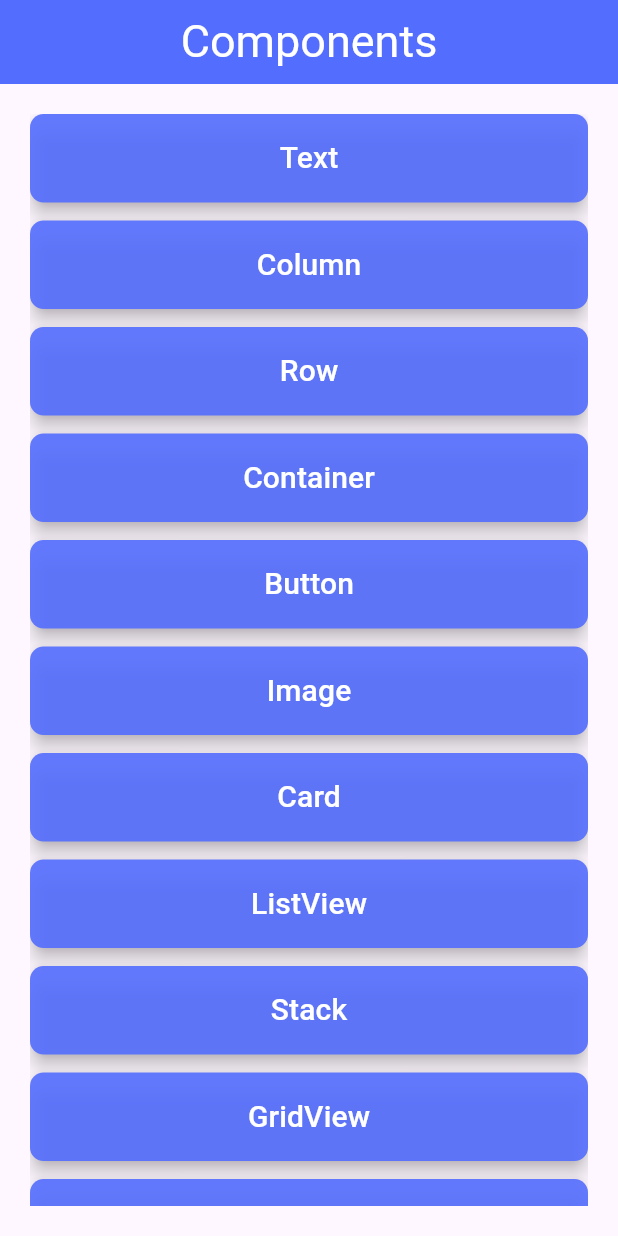
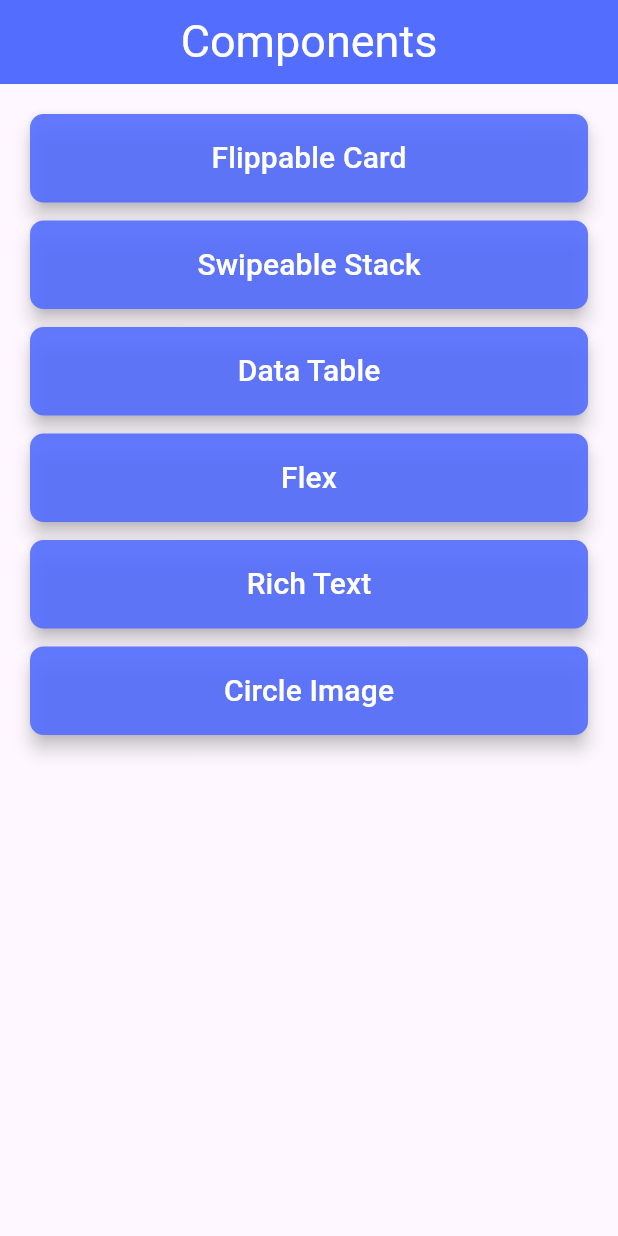
Before and after one commit to moritejas/flutter_widgets, a Flutter app: the screen it shows after launch, on a phone screen of 412 x 824 dp. Run offline on Flutter 3.47's test engine with Material 3 defaults, Android fonts, the phone set to English and light mode, and no system bars; our stand-ins replace cached_network_image, carousel_slider, expandable, flip_card, get.

Commit message:
Flippable Card Component

```diff
--- a/lib/Homepage/homepage.dart
+++ b/lib/Homepage/homepage.dart
@@ -62,46 +62,46 @@ class _HomepageState extends State<Homepage> {
         child: SingleChildScrollView(
           child: Column(
             children: [
-              allComponents(name: "Text", page: const TextComponent()),
-              sizedbox(),
-              allComponents(name: "Column", page: const ColumnComponent()),
-              sizedbox(),
-              allComponents(name: "Row", page: const RowComponent()),
-              sizedbox(),
-              allComponents(name: "Container", page: const ContainerComponent()),
-              sizedbox(),
-              allComponents(name: "Button", page: const ButtonComponent()),
-              sizedbox(),
-              allComponents(name: "Image", page: const ImageComponent()),
-              sizedbox(),
-              allComponents(name: "Card", page: const CardComponent()),
-              sizedbox(),
-              allComponents(name: "ListView", page: const ListViewComponent()),
-              sizedbox(),
-              allComponents(name: "Stack", page: const StackComponent()),
-              sizedbox(),
-              allComponents(name: "GridView", page: const GridViewComponent()),
-              sizedbox(),
-              allComponents(name: "Spacer", page: const SpacerComponent()),
-              sizedbox(),
-              allComponents(name: "Divider", page: const DividerComponent()),
-              sizedbox(),
-              allComponents(name: "Vertical Divider",page: const VerticalDividerComponent()),
-              sizedbox(),
-              allComponents(name: "TabBar", page: const TabBarComponent()),
-              sizedbox(),
-              allComponents(name: "PageView", page: const PageViewComponent()),
-              sizedbox(),
-              allComponents(name: "Carousel", page: const CarouselComponent()),
-              sizedbox(),
-              allComponents(name: "Expandable", page: const ExpandableComponent()),
-              sizedbox(),
-              allComponents(name: "Wrap", page: const WrapComponent()),
-              sizedbox(),
-              allComponents(name: "Form Validation",page: const FormValidationComponent()),
-              sizedbox(),
-              allComponents(name: "Staggered View", page: StaggeredViewComponent()),
-              sizedbox(),
+              // allComponents(name: "Text", page: const TextComponent()),
+              // sizedbox(),
+              // allComponents(name: "Column", page: const ColumnComponent()),
+              // sizedbox(),
+              // allComponents(name: "Row", page: const RowComponent()),
+              // sizedbox(),
+              // allComponents(name: "Container", page: const ContainerComponent()),
+              // sizedbox(),
+              // allComponents(name: "Button", page: const ButtonComponent()),
+              // sizedbox(),
+              // allComponents(name: "Image", page: const ImageComponent()),
+              // sizedbox(),
+              // allComponents(name: "Card", page: const CardComponent()),
+              // sizedbox(),
+              // allComponents(name: "ListView", page: const ListViewComponent()),
+              // sizedbox(),
+              // allComponents(name: "Stack", page: const StackComponent()),
+              // sizedbox(),
+              // allComponents(name: "GridView", page: const GridViewComponent()),
+              // sizedbox(),
+              // allComponents(name: "Spacer", page: const SpacerComponent()),
+              // sizedbox(),
+              // allComponents(name: "Divider", page: const DividerComponent()),
+              // sizedbox(),
+              // allComponents(name: "Vertical Divider",page: const VerticalDividerComponent()),
+              // sizedbox(),
+              // allComponents(name: "TabBar", page: const TabBarComponent()),
+              // sizedbox(),
+              // allComponents(name: "PageView", page: const PageViewComponent()),
+              // sizedbox(),
+              // allComponents(name: "Carousel", page: const CarouselComponent()),
+              // sizedbox(),
+              // allComponents(name: "Expandable", page: const ExpandableComponent()),
+              // sizedbox(),
+              // allComponents(name: "Wrap", page: const WrapComponent()),
+              // sizedbox(),
+              // allComponents(name: "Form Validation",page: const FormValidationComponent()),
+              // sizedbox(),
+              // allComponents(name: "Staggered View", page: StaggeredViewComponent()),
+              // sizedbox(),
 
               allComponents(name: "Flippable Card", page: const FlippableCardComponent()),
               sizedbox(),
@@ -114,20 +114,20 @@ class _HomepageState extends State<Homepage> {
               allComponents(name: "Rich Text", page: const RichTextComponent()),
               sizedbox(),
               allComponents(name: "Circle Image", page: const CilrcleImageComponent()),
-              sizedbox(),
-              allComponents(name: "Icon", page: const IconComponent()),
-              sizedbox(),
-              allComponents(name: "Icon Button", page: const IconButtonComponent()),
-              sizedbox(),
-              allComponents(name: "ListTile", page: const ListTileComponent()),
-              sizedbox(),
-              allComponents(name: "Slidable ListTile", page: const SlidableListTileComponent()),
-              sizedbox(),
-              // VideoPlayer
-              // Youtube Player
-              allComponents(name: "Calender", page: const CalenderComponent()),
-              sizedbox(),
-              allComponents(name: "Toggle Icon", page: const ToggleIconComponent()),
+              // sizedbox(),
+              // allComponents(name: "Icon", page: const IconComponent()),
+              // sizedbox(),
+              // allComponents(name: "Icon Button", page: const IconButtonComponent()),
+              // sizedbox(),
+              // allComponents(name: "ListTile", page: const ListTileComponent()),
+              // sizedbox(),
+              // allComponents(name: "Slidable ListTile", page: const SlidableListTileComponent()),
+              // sizedbox(),
+              // // VideoPlayer
+              // // Youtube Player
+              // allComponents(name: "Calender", page: const CalenderComponent()),
+              // sizedbox(),
+              // allComponents(name: "Toggle Icon", page: const ToggleIconComponent()),
 
 
             ],
--- a/pubspec.yaml
+++ b/pubspec.yaml
@@ -45,6 +45,9 @@ dependencies:
 
 #cached_network_image
   cached_network_image: ^3.4.1
+
+#  Flip Card
+  flip_card: ^0.7.0
 
   # The following adds the Cupertino Icons font to your application.
   # Use with the CupertinoIcons class for iOS style icons.
```
Also changed, not shown: lib/Componant/flippable_card.dart (+57 -2 lines), pubspec.lock.
